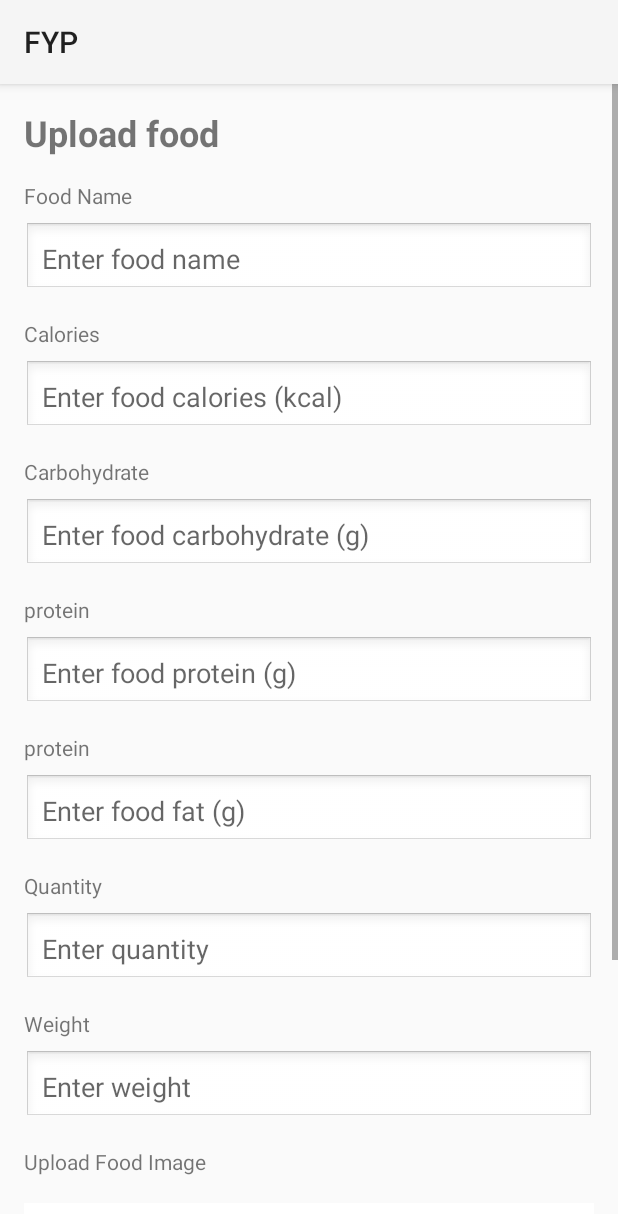
After one commit to hugopun315/fyp, an Android app built with Jetpack Compose: the uploadFood screen opened directly, with no data from a screen before it, on a phone screen of 412 x 824 dp. The commit adds this screen. Shown: the top 1214 px of the screen. Run offline under Robolectric (Android 15) with nearby library versions, the phone set to English and light mode, and no system bars; our stand-ins replace Firebase (no records; nobody signed in at launch, a user with empty details on screens opened directly).

Commit message:
22/10/24 upload food v1

```diff
--- a/app/build.gradle.kts
+++ b/app/build.gradle.kts
@@ -65,6 +65,8 @@ dependencies {
     implementation(libs.androidx.activity)
     implementation(libs.androidx.constraintlayout)
     implementation(libs.firebase.auth)
+    implementation(libs.firebase.database)
+    implementation(libs.firebase.storage)
     testImplementation(libs.junit)
     androidTestImplementation(libs.androidx.junit)
     androidTestImplementation(libs.androidx.espresso.core)
--- /dev/null
+++ b/app/src/main/java/com/example/fyp/uploadFood.kt
@@ -0,0 +1,139 @@
+package com.example.fyp
+
+import android.app.Activity
+import android.content.Intent
+import android.net.Uri
+import android.os.Bundle
+import android.util.Log
+import android.widget.Button
+import android.widget.EditText
+import android.widget.ImageView
+import android.widget.Toast
+import androidx.activity.result.contract.ActivityResultContracts
+import androidx.appcompat.app.AppCompatActivity
+import com.google.firebase.database.FirebaseDatabase
+import com.google.firebase.storage.FirebaseStorage
+
+class uploadFood : AppCompatActivity() {
+
+    private lateinit var calEditText: EditText
+    private lateinit var nameEditText: EditText
+    private lateinit var carEditText: EditText
+    private lateinit var proEditText: EditText
+    private lateinit var fatEditText: EditText
+    private lateinit var weightEditText: EditText
+    private lateinit var qtyEditText: EditText
+    private lateinit var image: ImageView
+    private lateinit var uploadButton: Button
+    var imageURL: String? = null
+    var uri: Uri? = null
+
+    override fun onCreate(savedInstanceState: Bundle?) {
+        super.onCreate(savedInstanceState)
+        setContentView(R.layout.activity_upload_food)
+
+        // Initialize EditTexts
+        nameEditText = findViewById(R.id.name_input)
+        calEditText = findViewById(R.id.calories_input)
+        carEditText = findViewById(R.id.carbohydrate_input)
+        proEditText = findViewById(R.id.protein_input)
+        fatEditText = findViewById(R.id.fat_input)
+        weightEditText = findViewById(R.id.weight_input)
+        qtyEditText = findViewById(R.id.quantity_input)
+        uploadButton = findViewById(R.id.submit_button)
+
+        // Initialize ImageView
+        image = findViewById(R.id.uploadImage)
+
+        // Register Activity Result Launcher
+        val activityResultLauncher = registerForActivityResult(
+            ActivityResultContracts.StartActivityForResult()
+        ) { result ->
+            if (result.resultCode == Activity.RESULT_OK) {
+                val data = result.data
+                uri = data?.data ?: return@registerForActivityResult
+                image.setImageURI(uri)
+            } else {
+                Toast.makeText(this, "No Image Selected", Toast.LENGTH_SHORT).show()
+            }
+        }
+
+        // Set OnClickListener for ImageView
+        image.setOnClickListener {
+            val photoPicker = Intent(Intent.ACTION_PICK).apply {
+                type = "image/*"
+            }
+            activityResultLauncher.launch(photoPicker)
+        }
+
+        // Set OnClickListener for Upload Button
+        uploadButton.setOnClickListener {
+            saveData()
+        }
+    }
+
+    private fun saveData() {
+        // Check if uri is null
+        if (uri == null) {
+            Toast.makeText(this, "No Image Selected", Toast.LENGTH_SHORT).show()
+            return
+        }
+
+        val storageReference = FirebaseStorage.getInstance().reference
+            .child("Android Images/${uri!!.lastPathSegment}")
+
+
+
+        // Upload image
+        storageReference.putFile(uri!!).addOnSuccessListener { taskSnapshot ->
+            val uriTask = taskSnapshot.storage.downloadUrl
+            uriTask.addOnCompleteListener { task ->
+                if (task.isSuccessful) {
+                    val urlImage = task.result
+                    imageURL = urlImage.toString()
+                    uploadData() // Call to upload food data
+                }
+
+            }
+        }.addOnFailureListener { e ->
+
+            Log.e("UploadError", "Error uploading image: ${e.message}")
+            Toast.makeText(this, e.message, Toast.LENGTH_SHORT).show()
+        }
+    }
+
+    private fun uploadData() {
+        val name = nameEditText.text.toString()
+        val protein = proEditText.text.toString()
+        val carbohydrates = carEditText.text.toString()
+        val fat = fatEditText.text.toString()
+        val weight = weightEditText.text.toString()
+        val qty = qtyEditText.text.toString()
+        val favour = "false"
+
+        // Create a Food object
+        val dataClass = Food(name, protein, carbohydrates, fat, weight, qty, favour, imageURL)
+
+        Log.d("UploadData", "Data Class: $dataClass")
+
+        // Use a unique key for each entry
+        val key = FirebaseDatabase.getInstance().reference.child("Android Tutorials").push().key
+        if (key != null) {
+            FirebaseDatabase.getInstance().reference
+                .child("Android Tutorials")
+                .child(key)
+                .setValue(dataClass)
+                .addOnCompleteListener { task ->
+                    if (task.isSuccessful) {
+                        Toast.makeText(this, "Saved", Toast.LENGTH_SHORT).show()
+
+                    }
+                }.addOnFailureListener { e ->
+                    Log.e("UploadError", "Error uploading data: ${e.message}")
+                    Toast.makeText(this, e.message, Toast.LENGTH_SHORT).show()
+                }
+        } else {
+            Toast.makeText(this, "Failed to generate unique key", Toast.LENGTH_SHORT).show()
+        }
+    }
+}
--- /dev/null
+++ b/app/src/main/res/layout/activity_upload_food.xml
@@ -0,0 +1,164 @@
+<ScrollView
+    xmlns:android="http://schemas.android.com/apk/res/android"
+    xmlns:tools="http://schemas.android.com/tools"
+    android:layout_width="match_parent"
+    android:layout_height="match_parent"
+    tools:context=".createAccount">
+<LinearLayout
+    xmlns:android="http://schemas.android.com/apk/res/android"
+    android:layout_width="match_parent"
+    android:layout_height="match_parent"
+    android:orientation="vertical"
+    android:padding="16dp">
+
+    <TextView
+        android:id="@+id/title_text"
+        android:layout_width="wrap_content"
+        android:layout_height="wrap_content"
+        android:text="Upload food"
+        android:textSize="24sp"
+        android:textStyle="bold"
+        android:layout_marginBottom="16dp"/>
+
+    <TextView
+        android:id="@+id/name_label"
+        android:layout_width="wrap_content"
+        android:layout_height="wrap_content"
+        android:text="Food Name"
+        android:layout_marginBottom="8dp"/>
+
+    <EditText
+        android:id="@+id/name_input"
+        android:layout_width="match_parent"
+        android:layout_height="wrap_content"
+        android:hint="Enter food name"
+        android:padding="12dp"
+        android:background="@android:drawable/edit_text"
+        android:layout_marginBottom="16dp"/>
+
+    <TextView
+        android:id="@+id/calories_label"
+        android:layout_width="wrap_content"
+        android:layout_height="wrap_content"
+        android:text="Calories"
+        android:layout_marginBottom="8dp"/>
+
+    <EditText
+        android:id="@+id/calories_input"
+        android:layout_width="match_parent"
+        android:layout_height="wrap_content"
+        android:hint="Enter food calories (kcal)"
+        android:padding="12dp"
+        android:background="@android:drawable/edit_text"
+        android:layout_marginBottom="16dp"/>
+
+    <TextView
+        android:id="@+id/carbohydrate_label"
+        android:layout_width="wrap_content"
+        android:layout_height="wrap_content"
+        android:text="Carbohydrate"
+        android:layout_marginBottom="8dp"/>
+
+    <EditText
+        android:id="@+id/carbohydrate_input"
+        android:layout_width="match_parent"
+        android:layout_height="wrap_content"
+        android:hint="Enter food carbohydrate (g)"
+        android:padding="12dp"
+        android:background="@android:drawable/edit_text"
+        android:layout_marginBottom="16dp"/>
+
+    <TextView
+        android:id="@+id/protein_label"
+        android:layout_width="wrap_content"
+        android:layout_height="wrap_content"
+        android:text="protein"
+        android:layout_marginBottom="8dp"/>
+
+    <EditText
+        android:id="@+id/protein_input"
+        android:layout_width="match_parent"
+        android:layout_height="wrap_content"
+        android:hint="Enter food protein (g)"
+        android:padding="12dp"
+        android:background="@android:drawable/edit_text"
+        android:layout_marginBottom="16dp"/>
+
+    <TextView
+        android:id="@+id/fat_label"
+        android:layout_width="wrap_content"
+        android:layout_height="wrap_content"
+        android:text="protein"
+        android:layout_marginBottom="8dp"/>
+
+    <EditText
+        android:id="@+id/fat_input"
+        android:layout_width="match_parent"
+        android:layout_height="wrap_content"
+        android:hint="Enter food fat (g)"
+        android:padding="12dp"
+        android:background="@android:drawable/edit_text"
+        android:layout_marginBottom="16dp"/>
+
+    <TextView
+        android:id="@+id/quantity_label"
+        android:layout_width="wrap_content"
+        android:layout_height="wrap_content"
+        android:text="Quantity"
+        android:layout_marginBottom="8dp"/>
+
+    <EditText
+        android:id="@+id/quantity_input"
+        android:layout_width="match_parent"
+        android:layout_height="wrap_content"
+        android:hint="Enter quantity"
+        android:padding="12dp"
+        android:background="@android:drawable/edit_text"
+        android:layout_marginBottom="16dp"
+        android:inputType="number"/>
+
+    <TextView
+        android:id="@+id/weight_label"
+        android:layout_width="wrap_content"
+        android:layout_height="wrap_content"
+        android:text="Weight"
+        android:layout_marginBottom="8dp"/>
+
+    <EditText
+        android:id="@+id/weight_input"
+        android:layout_width="match_parent"
+        android:layout_height="wrap_content"
+        android:hint="Enter weight"
+        android:padding="12dp"
+        android:background="@android:drawable/edit_text"
+        android:layout_marginBottom="16dp"
+        android:inputType="number"/>
+
+    <TextView
+        android:id="@+id/image_label"
+        android:layout_width="wrap_content"
+        android:layout_height="wrap_content"
+        android:text="Upload Food Image"
+        android:layout_marginBottom="8dp"/>
+
+
+
+    <ImageView
+        android:layout_width="match_parent"
+        android:layout_height="200dp"
+        android:src="@drawable/uploadimg"
+        android:id="@+id/uploadImage"
+        android:layout_marginTop="10dp"
+        android:scaleType="fitXY"/>
+
+    <Button
+        android:id="@+id/submit_button"
+        android:layout_width="match_parent"
+        android:layout_height="wrap_content"
+        android:text="Submit"
+        android:background="@color/colorPrimary"
+        android:textColor="#FFFFFF"
+        android:padding="12dp"/>
+
+</LinearLayout>
+</ScrollView>
--- a/build.gradle.kts
+++ b/build.gradle.kts
@@ -1,6 +1,7 @@
 buildscript {
     dependencies {
         classpath(libs.google.services)
+
     }
 }
 // Top-level build file where you can add configuration options common to all sub-projects/modules.
--- a/gradle/libs.versions.toml
+++ b/gradle/libs.versions.toml
@@ -14,6 +14,8 @@ activity = "1.8.0"
 constraintlayout = "2.1.4"
 googleServices = "4.4.2"
 firebaseAuth = "23.0.0"
+firebaseDatabase = "21.0.0"
+firebaseStorage = "21.0.1"
 
 [libraries]
 androidx-core-ktx = { group = "androidx.core", name = "core-ktx", version.ref = "coreKtx" }
@@ -36,6 +38,8 @@ androidx-activity = { group = "androidx.activity", name = "activity", version.re
 androidx-constraintlayout = { group = "androidx.constraintlayout", name = "constraintlayout", version.ref = "constraintlayout" }
 google-services = { group = "com.google.gms", name = "google-services", version.ref = "googleServices" }
 firebase-auth = { group = "com.google.firebase", name = "firebase-auth", version.ref = "firebaseAuth" }
+firebase-database = { group = "com.google.firebase", name = "firebase-database", version.ref = "firebaseDatabase" }
+firebase-storage = { group = "com.google.firebase", name = "firebase-storage", version.ref = "firebaseStorage" }
 
 [plugins]
 androidApplication = { id = "com.android.application", version.ref = "agp" }
```
Also changed, not shown: app/src/main/AndroidManifest.xml (+6 -6 lines), app/src/main/java/com/example/fyp/dataClass.kt (added, +14 -0 lines), app/src/main/java/com/example/fyp/homeActivity.kt (+10 -5 lines), app/src/main/res/layout/activity_home.xml (+24 -1 lines), app/src/main/res/drawable/uploadimg.png (added).
